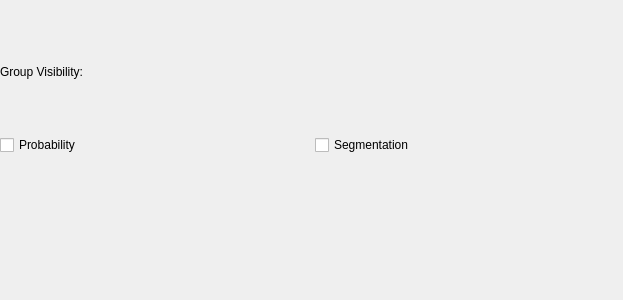
Before: the Qt Designer form ilastik/applets/pixelClassification/viewerControls.ui in ilastik/ilastik, drawn with Qt 5.
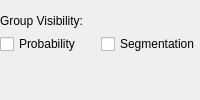
After: the same form once the commit is applied. Custom widgets are drawn as their Qt base class.

Commit message: Pixel Classification: Resize UI to restore pre-high-dpi look

```diff
--- a/ilastik/applets/pixelClassification/viewerControls.ui
+++ b/ilastik/applets/pixelClassification/viewerControls.ui
@@ -2,14 +2,6 @@
 <ui version="4.0">
  <class>Form</class>
  <widget class="QWidget" name="Form">
-  <property name="geometry">
-   <rect>
-    <x>0</x>
-    <y>0</y>
-    <width>623</width>
-    <height>300</height>
-   </rect>
-  </property>
   <property name="windowTitle">
    <string>Form</string>
   </property>
@@ -18,7 +10,7 @@
     <number>0</number>
    </property>
    <property name="topMargin">
-    <number>15</number>
+    <number>13</number>
    </property>
    <property name="rightMargin">
     <number>0</number>
```
The commit also changes 3 other files.
